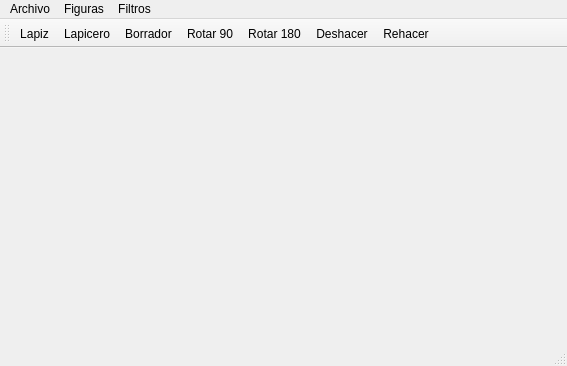
Before: the Qt Designer form Interfaz/mainwindow.ui in menaleon/Paint-pp, drawn with Qt 5.
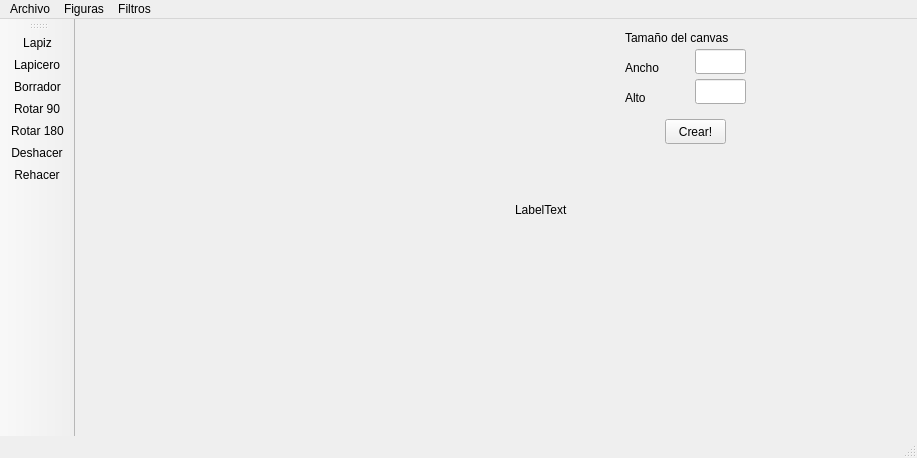
After: the same form once the commit is applied. Icons and pictures are not drawn.

Commit message: Canvas a la medida y pintar pixeles en él

Patch:
```diff
--- a/Interfaz/mainwindow.ui
+++ b/Interfaz/mainwindow.ui
@@ -6,20 +6,125 @@
    <rect>
     <x>0</x>
     <y>0</y>
-    <width>567</width>
-    <height>366</height>
+    <width>917</width>
+    <height>458</height>
    </rect>
   </property>
   <property name="windowTitle">
    <string>MainWindow</string>
   </property>
-  <widget class="QWidget" name="centralWidget"/>
+  <widget class="QWidget" name="centralWidget">
+   <widget class="QPushButton" name="boton_crear">
+    <property name="geometry">
+     <rect>
+      <x>590</x>
+      <y>100</y>
+      <width>61</width>
+      <height>25</height>
+     </rect>
+    </property>
+    <property name="cursor">
+     <cursorShape>PointingHandCursor</cursorShape>
+    </property>
+    <property name="text">
+     <string>Crear!</string>
+    </property>
+   </widget>
+   <widget class="QLabel" name="label_tamanio">
+    <property name="geometry">
+     <rect>
+      <x>550</x>
+      <y>10</y>
+      <width>131</width>
+      <height>17</height>
+     </rect>
+    </property>
+    <property name="text">
+     <string>Tamaño del canvas</string>
+    </property>
+   </widget>
+   <widget class="QLabel" name="label_ancho">
+    <property name="geometry">
+     <rect>
+      <x>550</x>
+      <y>40</y>
+      <width>51</width>
+      <height>17</height>
+     </rect>
+    </property>
+    <property name="text">
+     <string>Ancho</string>
+    </property>
+   </widget>
+   <widget class="QLabel" name="label_alto">
+    <property name="geometry">
+     <rect>
+      <x>550</x>
+      <y>70</y>
+      <width>31</width>
+      <height>17</height>
+     </rect>
+    </property>
+    <property name="text">
+     <string>Alto</string>
+    </property>
+   </widget>
+   <widget class="QLineEdit" name="ancho">
+    <property name="geometry">
+     <rect>
+      <x>620</x>
+      <y>30</y>
+      <width>51</width>
+      <height>25</height>
+     </rect>
+    </property>
+   </widget>
+   <widget class="QLineEdit" name="alto">
+    <property name="geometry">
+     <rect>
+      <x>620</x>
+      <y>60</y>
+      <width>51</width>
+      <height>25</height>
+     </rect>
+    </property>
+   </widget>
+   <widget class="QLabel" name="label_canvas">
+    <property name="geometry">
+     <rect>
+      <x>440</x>
+      <y>170</y>
+      <width>291</width>
+      <height>41</height>
+     </rect>
+    </property>
+    <property name="autoFillBackground">
+     <bool>false</bool>
+    </property>
+    <property name="text">
+     <string>LabelText</string>
+    </property>
+    <property name="scaledContents">
+     <bool>false</bool>
+    </property>
+   </widget>
+   <widget class="QWidget" name="widget" native="true">
+    <property name="geometry">
+     <rect>
+      <x>540</x>
+      <y>230</y>
+      <width>120</width>
+      <height>80</height>
+     </rect>
+    </property>
+   </widget>
+  </widget>
   <widget class="QMenuBar" name="menuBar">
    <property name="geometry">
     <rect>
      <x>0</x>
      <y>0</y>
-     <width>567</width>
+     <width>917</width>
      <height>22</height>
     </rect>
    </property>
@@ -53,7 +158,7 @@
   </widget>
   <widget class="QToolBar" name="mainToolBar">
    <attribute name="toolBarArea">
-    <enum>TopToolBarArea</enum>
+    <enum>LeftToolBarArea</enum>
    </attribute>
    <attribute name="toolBarBreak">
     <bool>false</bool>
```
Left out of the diff: 2 changed lines with no effect on the pictures. The commit also changes 3 other files.
